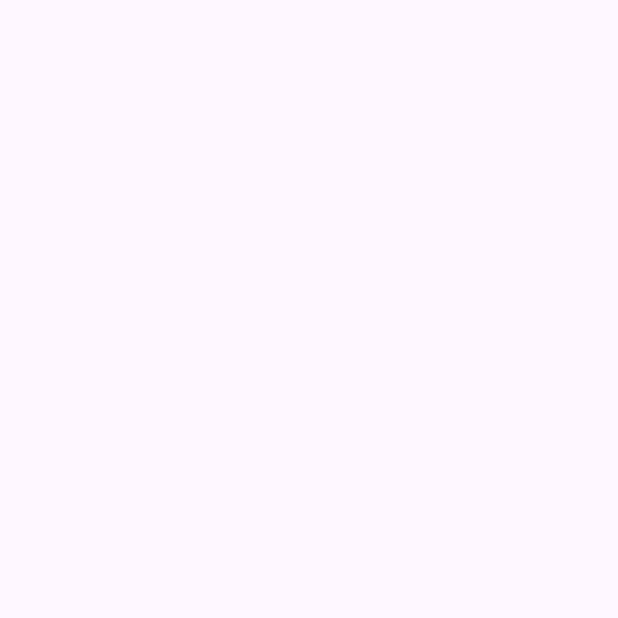
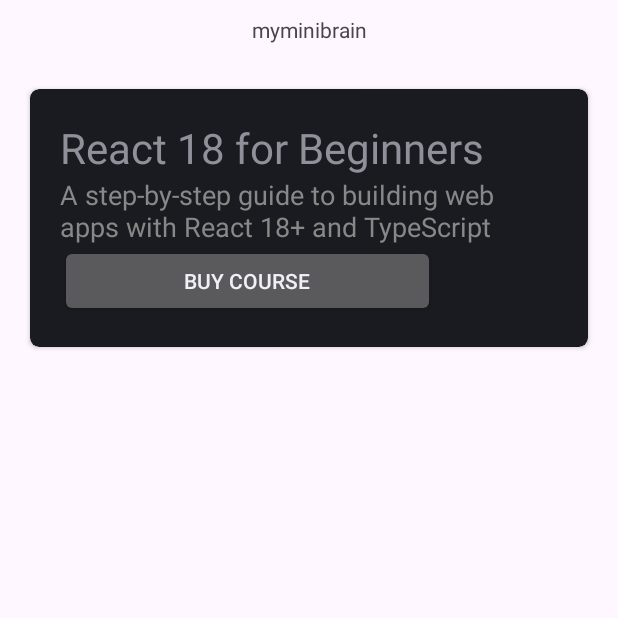
Before and after one commit to Christiannaira/my_mini_brain, an Android app: the HomeActivity screen opened directly, with no data from a screen before it, on a phone screen of 412 x 824 dp, the top half of it. Before the commit the part shown is empty. Run offline under Robolectric (Android 15) with nearby library versions, the phone set to English and light mode, and no system bars.

Commit message:
feat: displayed items

```diff
--- a/app/src/main/java/com/example/myminibrain/HomeActivity.java
+++ b/app/src/main/java/com/example/myminibrain/HomeActivity.java
@@ -7,14 +7,32 @@ import androidx.appcompat.app.AppCompatActivity;
 import androidx.core.graphics.Insets;
 import androidx.core.view.ViewCompat;
 import androidx.core.view.WindowInsetsCompat;
+import androidx.recyclerview.widget.LinearLayoutManager;
+import androidx.recyclerview.widget.RecyclerView;
+
+import com.example.myminibrain.databinding.ActivityHomeBinding;
+
+import java.util.ArrayList;
+import java.util.List;
 
 public class HomeActivity extends AppCompatActivity {
+
+    ActivityHomeBinding binding;
 
     @Override
     protected void onCreate(Bundle savedInstanceState) {
         super.onCreate(savedInstanceState);
+        binding = ActivityHomeBinding.inflate(getLayoutInflater());
         EdgeToEdge.enable(this);
-        setContentView(R.layout.activity_home);
+        setContentView(binding.getRoot());
+
+        List<Item> items = new ArrayList<>();
+
+        items.add(new Item("React 18 for Beginners", "A step-by-step guide to building web apps with React 18+ and TypeScript"));
+
+        binding.homeView.setLayoutManager(new LinearLayoutManager(this));
+        binding.homeView.setAdapter(new MyAdapter(getApplicationContext(), items));
+
         ViewCompat.setOnApplyWindowInsetsListener(findViewById(R.id.main), (v, insets) -> {
             Insets systemBars = insets.getInsets(WindowInsetsCompat.Type.systemBars());
             v.setPadding(systemBars.left, systemBars.top, systemBars.right, systemBars.bottom);
--- a/app/src/main/java/com/example/myminibrain/MyAdapter.java
+++ b/app/src/main/java/com/example/myminibrain/MyAdapter.java
@@ -35,6 +35,6 @@ public class MyAdapter extends RecyclerView.Adapter<MyViewHolder> {
 
     @Override
     public int getItemCount() {
-        return 0;
+        return items.size();
     }
 }
--- a/app/src/main/res/layout/activity_home.xml
+++ b/app/src/main/res/layout/activity_home.xml
@@ -1,5 +1,5 @@
 <?xml version="1.0" encoding="utf-8"?>
-<androidx.constraintlayout.widget.ConstraintLayout xmlns:android="http://schemas.android.com/apk/res/android"
+<RelativeLayout xmlns:android="http://schemas.android.com/apk/res/android"
     xmlns:app="http://schemas.android.com/apk/res-auto"
     xmlns:tools="http://schemas.android.com/tools"
     android:id="@+id/main"
@@ -7,4 +7,30 @@
     android:layout_height="match_parent"
     tools:context=".HomeActivity">
 
-</androidx.constraintlayout.widget.ConstraintLayout>
+    <LinearLayout
+        android:id="@+id/homeNav"
+        android:layout_width="match_parent"
+        android:layout_height="wrap_content"
+        android:orientation="horizontal"
+        android:padding="10dp"
+        >
+
+        <TextView
+            android:layout_width="match_parent"
+            android:layout_height="wrap_content"
+            android:text="myminibrain"
+            android:gravity="center_horizontal"
+            />
+
+    </LinearLayout>
+
+    <androidx.recyclerview.widget.RecyclerView
+        android:layout_width="match_parent"
+        android:layout_height="wrap_content"
+        android:id="@+id/homeView"
+        android:layout_below="@+id/homeNav"
+        />
+
+
+
+</RelativeLayout>
--- a/app/src/main/res/layout/item_view.xml
+++ b/app/src/main/res/layout/item_view.xml
@@ -13,7 +13,7 @@
         android:orientation="vertical"
         android:layout_width="match_parent"
         android:layout_height="wrap_content"
-        android:padding="10dp"
+        android:padding="20dp"
         >
 
         <TextView
@@ -21,7 +21,7 @@
             android:layout_width="match_parent"
             android:layout_height="wrap_content"
             android:text="Title"
-            android:textSize="23sp"
+            android:textSize="28sp"
             />
 
         <TextView
@@ -29,9 +29,15 @@
             android:layout_width="match_parent"
             android:layout_height="wrap_content"
             android:text="Description"
-            android:textSize="13sp"
+            android:textSize="18sp"
             android:textColor="#888888"
             />
+
+        <Button
+            android:id="@+id/courseItemBtn"
+            android:layout_width="250dp"
+            android:layout_height="wrap_content"
+            android:text="buy course"/>
 
     </LinearLayout>
 
```
